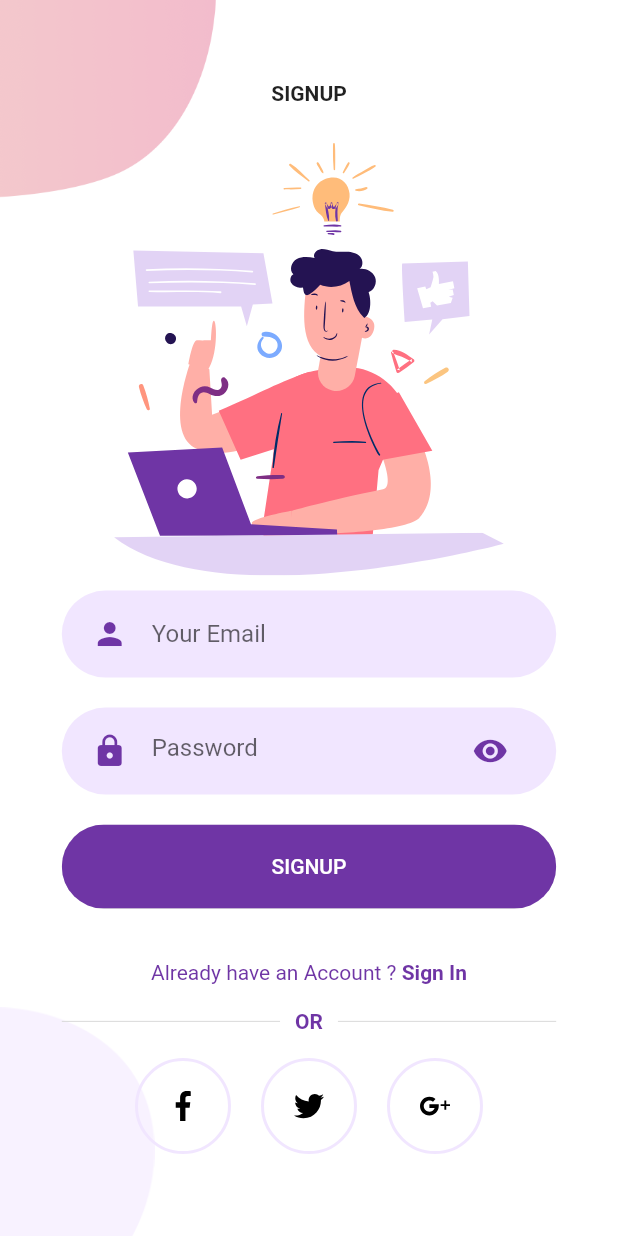
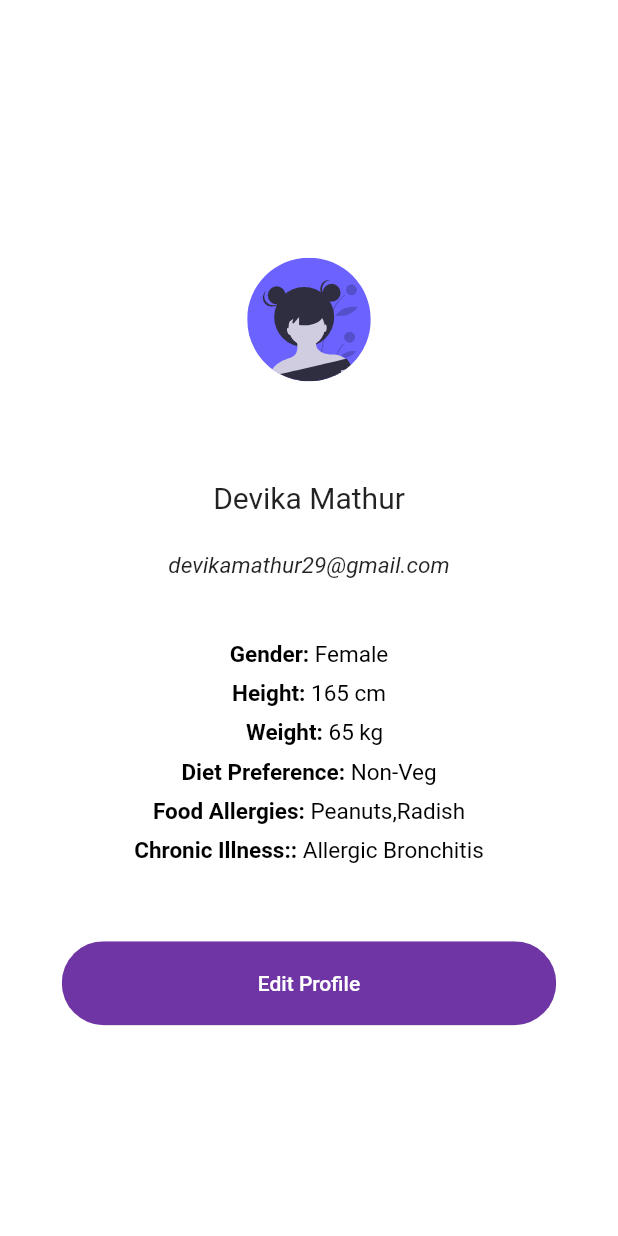
Before and after one commit to GeekyAF/FitFood, a Flutter app: the SignUpScreen screen opened directly, after a tap on "SIGNUP", on a phone screen of 412 x 824 dp. Run offline on Flutter 3.47's test engine with Material 2 defaults, Android fonts, the phone set to English and light mode, and no system bars; our stand-ins replace flutter_svg.

Commit message:
4 activities

```diff
--- a/lib/Screens/Signup/components/body.dart
+++ b/lib/Screens/Signup/components/body.dart
@@ -3,6 +3,7 @@ import 'package:flutter_auth/Screens/Login/login_screen.dart';
 import 'package:flutter_auth/Screens/Signup/components/background.dart';
 import 'package:flutter_auth/Screens/Signup/components/or_divider.dart';
 import 'package:flutter_auth/Screens/Signup/components/social_icon.dart';
+import 'package:flutter_auth/Screens/User%20Profile/user_profile.dart';
 import 'package:flutter_auth/components/already_have_an_account_acheck.dart';
 import 'package:flutter_auth/components/rounded_button.dart';
 import 'package:flutter_auth/components/rounded_input_field.dart';
@@ -36,7 +37,14 @@ class Body extends StatelessWidget {
             ),
             RoundedButton(
               text: "SIGNUP",
-              press: () {},
+              press: () {
+                Navigator.push(
+                  context,
+                  MaterialPageRoute(builder: (context) => userprofile()),
+
+                );
+
+              },
             ),
             SizedBox(height: size.height * 0.03),
             AlreadyHaveAnAccountCheck(
--- /dev/null
+++ b/lib/Screens/User Profile/user_profile.dart
@@ -0,0 +1,172 @@
+import 'package:flutter/material.dart';
+import 'package:flutter_auth/Screens/Login/login_screen.dart';
+import 'package:flutter_auth/Screens/Signup/components/background.dart';
+import 'package:flutter_auth/Screens/Signup/components/or_divider.dart';
+import 'package:flutter_auth/Screens/Signup/components/social_icon.dart';
+import 'package:flutter_auth/components/already_have_an_account_acheck.dart';
+import 'package:flutter_auth/components/rounded_button.dart';
+import 'package:flutter_auth/components/rounded_input_field.dart';
+import 'package:flutter_auth/components/rounded_password_field.dart';
+import 'package:flutter_svg/svg.dart';
+
+class userprofile extends StatelessWidget {
+  @override
+  Widget build(BuildContext context) {
+    Size size = MediaQuery.of(context).size;
+     return Scaffold(
+       backgroundColor: Colors.white,
+       body: Center(
+
+        child: Column(
+          mainAxisAlignment: MainAxisAlignment.center,
+          children: <Widget>[
+
+            SizedBox(height: size.height * 0.03),
+
+              SvgPicture.asset(
+                "assets/icons/undraw_female_avatar_w3jk.svg",
+                  height: size.height * 0.2,
+                width: size.width * 0.2
+
+              ),
+            SizedBox(height: size.height * 0.03),
+                Text(
+                  "Devika Mathur",
+                  style: TextStyle(fontSize:20, fontWeight: FontWeight.normal),
+                ),
+                SizedBox(height: size.height * 0.03),
+            Text(
+              "devikamathur29@gmail.com",
+              style: TextStyle(fontSize:15, fontStyle:FontStyle.italic, fontWeight: FontWeight.w400),
+            ),
+
+            SizedBox(height: size.height * 0.05),
+
+         RichText(
+           text: TextSpan(
+
+             style: const TextStyle(
+               fontSize: 15,
+               color: Colors.black,
+               fontWeight: FontWeight.w400
+
+             ),
+
+               children: <TextSpan>[
+                 TextSpan(text: 'Gender: ', style: const TextStyle(fontWeight: FontWeight.bold)),
+                 TextSpan(text: 'Female'),
+             ],
+
+           ),
+         ),
+            SizedBox(height: size.height * 0.01),
+            RichText(
+              text: TextSpan(
+
+                style: const TextStyle(
+                    fontSize: 15,
+                    color: Colors.black,
+                    fontWeight: FontWeight.w400
+
+                ),
+
+                children: <TextSpan>[
+                  TextSpan(text: 'Height: ', style: const TextStyle(fontWeight: FontWeight.bold)),
+                  TextSpan(text: '165 cm'),
+                ],
+
+              ),
+            ),
+            SizedBox(height: size.height * 0.01),
+            RichText(
+              text: TextSpan(
+
+                style: const TextStyle(
+                    fontSize: 15,
+                    color: Colors.black,
+                    fontWeight: FontWeight.w400
+
+                ),
+
+                children: <TextSpan>[
+                  TextSpan(text: '  Weight: ', style: const TextStyle(fontWeight: FontWeight.bold)),
+                  TextSpan(text: '65 kg'),
+                ],
+
+              ),
+            ),
+            SizedBox(height: size.height * 0.01),
+            RichText(
+              text: TextSpan(
+
+                style: const TextStyle(
+                    fontSize: 15,
+                    color: Colors.black,
+                    fontWeight: FontWeight.w400
+
+                ),
+
+                children: <TextSpan>[
+                  TextSpan(text: 'Diet Preference: ', style: const TextStyle(fontWeight: FontWeight.bold)),
+                  TextSpan(text: 'Non-Veg'),
+                ],
+
+              ),
+            ),
+            SizedBox(height: size.height * 0.01),
+            RichText(
+              text: TextSpan(
+
+                style: const TextStyle(
+                    fontSize: 15,
+                    color: Colors.black,
+                    fontWeight: FontWeight.w400
+
+                ),
+
+                children: <TextSpan>[
+                  TextSpan(text: 'Food Allergies: ', style: const TextStyle(fontWeight: FontWeight.bold)),
+                  TextSpan(text: 'Peanuts,Radish'),
+                ],
+
+              ),
+            ),
+            SizedBox(height: size.height * 0.01),
+            RichText(
+              text: TextSpan(
+
+                style: const TextStyle(
+                    fontSize: 15,
+                    color: Colors.black,
+                    fontWeight: FontWeight.w400
+
+                ),
+
+                children: <TextSpan>[
+                  TextSpan(text: 'Chronic Illness:: ', style: const TextStyle(fontWeight: FontWeight.bold)),
+                  TextSpan(text: 'Allergic Bronchitis'),
+                ],
+
+              ),
+            ),
+
+            SizedBox(height: size.height * 0.05),
+
+            RoundedButton(
+              text: "Edit Profile",
+              press: () {
+
+              },
+            ),
+            SizedBox(height: size.height * 0.03),
+
+
+
+          ],
+        ),
+
+    ),
+     );
+
+  }
+}
```
Also changed, not shown: assets/icons/user.svg (renamed from assets/icons/undraw_male_avatar_323b.svg).
